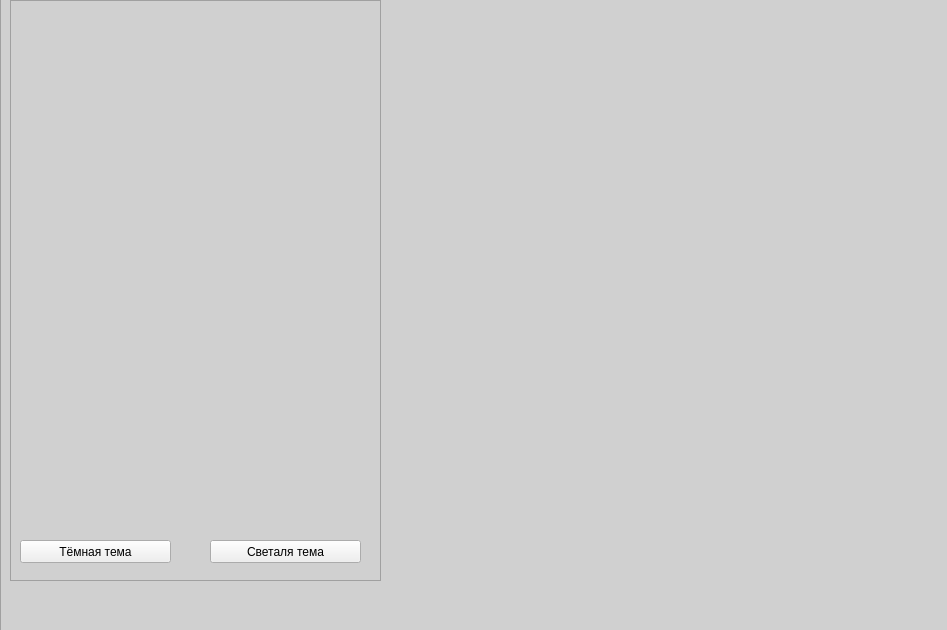
This is mainWindow.ui in taishakutenn/TTbank as Qt 5 draws it before an edit. The edited form follows.
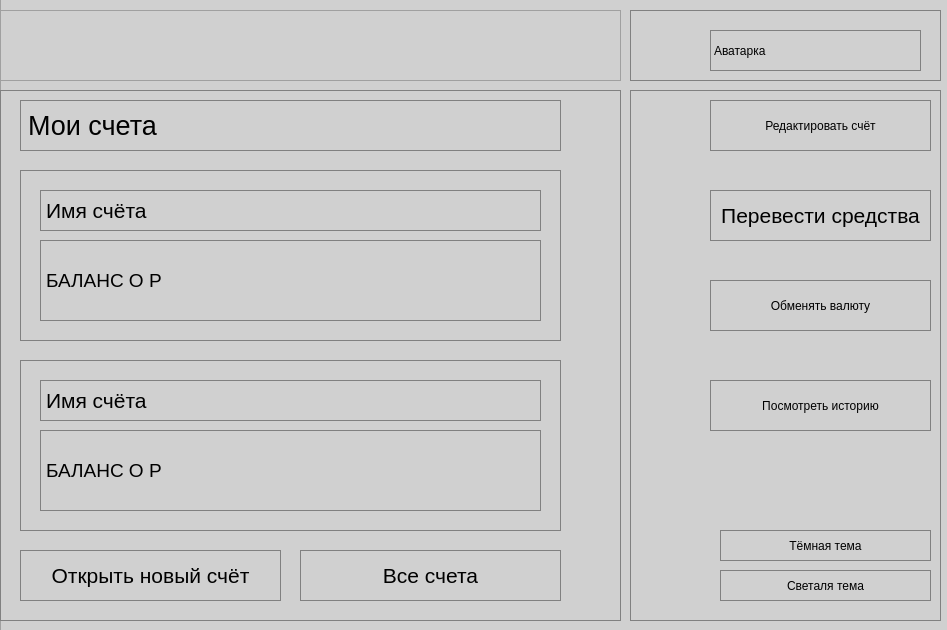
This is the edited form. Icons and pictures are not drawn.

Commit message: Сделал оформление основного окна приложения

The edit to the form file:
```diff
--- a/mainWindow.ui
+++ b/mainWindow.ui
@@ -22,6 +22,11 @@
     <height>630</height>
    </size>
   </property>
+  <property name="font">
+   <font>
+    <pointsize>16</pointsize>
+   </font>
+  </property>
   <property name="windowTitle">
    <string>MainWindow</string>
   </property>
@@ -39,11 +44,16 @@
     <property name="geometry">
      <rect>
       <x>0</x>
-      <y>-20</y>
+      <y>-10</y>
       <width>951</width>
       <height>651</height>
      </rect>
     </property>
+    <property name="font">
+     <font>
+      <pointsize>13</pointsize>
+     </font>
+    </property>
     <property name="styleSheet">
      <string notr="true"/>
     </property>
@@ -56,10 +66,10 @@
     <widget class="QWidget" name="verticalLayoutWidget">
      <property name="geometry">
       <rect>
-       <x>10</x>
+       <x>0</x>
        <y>20</y>
-       <width>371</width>
-       <height>581</height>
+       <width>621</width>
+       <height>71</height>
       </rect>
      </property>
      <layout class="QVBoxLayout" name="verticalLayout">
@@ -95,7 +105,7 @@
           <rect>
            <x>60</x>
            <y>20</y>
-           <width>301</width>
+           <width>521</width>
            <height>31</height>
           </rect>
          </property>
@@ -108,42 +118,329 @@
           <string/>
          </property>
         </widget>
-        <widget class="QPushButton" name="blackThemeButton">
-         <property name="geometry">
-          <rect>
-           <x>10</x>
-           <y>540</y>
-           <width>151</width>
-           <height>23</height>
-          </rect>
-         </property>
-         <property name="styleSheet">
-          <string notr="true"/>
-         </property>
-         <property name="text">
-          <string>Тёмная тема</string>
-         </property>
-        </widget>
-        <widget class="QPushButton" name="whiteThemeButton">
-         <property name="geometry">
-          <rect>
-           <x>200</x>
-           <y>540</y>
-           <width>151</width>
-           <height>23</height>
-          </rect>
-         </property>
-         <property name="styleSheet">
-          <string notr="true"/>
-         </property>
-         <property name="text">
-          <string>Светаля тема</string>
-         </property>
-        </widget>
        </widget>
       </item>
      </layout>
     </widget>
+    <widget class="QFrame" name="frame_2">
+     <property name="geometry">
+      <rect>
+       <x>0</x>
+       <y>100</y>
+       <width>621</width>
+       <height>531</height>
+      </rect>
+     </property>
+     <property name="styleSheet">
+      <string notr="true">border: 1px solid gray;</string>
+     </property>
+     <property name="frameShape">
+      <enum>QFrame::StyledPanel</enum>
+     </property>
+     <property name="frameShadow">
+      <enum>QFrame::Raised</enum>
+     </property>
+     <widget class="QLabel" name="label">
+      <property name="geometry">
+       <rect>
+        <x>20</x>
+        <y>10</y>
+        <width>541</width>
+        <height>51</height>
+       </rect>
+      </property>
+      <property name="font">
+       <font>
+        <pointsize>20</pointsize>
+        <weight>50</weight>
+        <bold>false</bold>
+       </font>
+      </property>
+      <property name="text">
+       <string>Мои счета</string>
+      </property>
+     </widget>
+     <widget class="QFrame" name="frame_3">
+      <property name="geometry">
+       <rect>
+        <x>20</x>
+        <y>80</y>
+        <width>541</width>
+        <height>171</height>
+       </rect>
+      </property>
+      <property name="frameShape">
+       <enum>QFrame::StyledPanel</enum>
+      </property>
+      <property name="frameShadow">
+       <enum>QFrame::Raised</enum>
+      </property>
+      <widget class="QLabel" name="label_2">
+       <property name="geometry">
+        <rect>
+         <x>20</x>
+         <y>20</y>
+         <width>501</width>
+         <height>41</height>
+        </rect>
+       </property>
+       <property name="font">
+        <font>
+         <pointsize>16</pointsize>
+        </font>
+       </property>
+       <property name="text">
+        <string>Имя счёта</string>
+       </property>
+      </widget>
+      <widget class="QLabel" name="label_5">
+       <property name="geometry">
+        <rect>
+         <x>20</x>
+         <y>70</y>
+         <width>501</width>
+         <height>81</height>
+        </rect>
+       </property>
+       <property name="font">
+        <font>
+         <pointsize>14</pointsize>
+        </font>
+       </property>
+       <property name="text">
+        <string>БАЛАНС О Р</string>
+       </property>
+      </widget>
+     </widget>
+     <widget class="QFrame" name="frame_4">
+      <property name="geometry">
+       <rect>
+        <x>20</x>
+        <y>270</y>
+        <width>541</width>
+        <height>171</height>
+       </rect>
+      </property>
+      <property name="frameShape">
+       <enum>QFrame::StyledPanel</enum>
+      </property>
+      <property name="frameShadow">
+       <enum>QFrame::Raised</enum>
+      </property>
+      <widget class="QLabel" name="label_4">
+       <property name="geometry">
+        <rect>
+         <x>20</x>
+         <y>20</y>
+         <width>501</width>
+         <height>41</height>
+        </rect>
+       </property>
+       <property name="font">
+        <font>
+         <pointsize>16</pointsize>
+        </font>
+       </property>
+       <property name="text">
+        <string>Имя счёта</string>
+       </property>
+      </widget>
+      <widget class="QLabel" name="label_6">
+       <property name="geometry">
+        <rect>
+         <x>20</x>
+         <y>70</y>
+         <width>501</width>
+         <height>81</height>
+        </rect>
+       </property>
+       <property name="font">
+        <font>
+         <pointsize>14</pointsize>
+        </font>
+       </property>
+       <property name="text">
+        <string>БАЛАНС О Р</string>
+       </property>
+      </widget>
+     </widget>
+     <widget class="QPushButton" name="pushButton">
+      <property name="geometry">
+       <rect>
+        <x>20</x>
+        <y>460</y>
+        <width>261</width>
+        <height>51</height>
+       </rect>
+      </property>
+      <property name="font">
+       <font>
+        <pointsize>16</pointsize>
+       </font>
+      </property>
+      <property name="text">
+       <string>Открыть новый счёт</string>
+      </property>
+     </widget>
+     <widget class="QPushButton" name="pushButton_2">
+      <property name="geometry">
+       <rect>
+        <x>300</x>
+        <y>460</y>
+        <width>261</width>
+        <height>51</height>
+       </rect>
+      </property>
+      <property name="font">
+       <font>
+        <pointsize>16</pointsize>
+       </font>
+      </property>
+      <property name="text">
+       <string>Все счета</string>
+      </property>
+     </widget>
+    </widget>
+    <widget class="QFrame" name="frame_5">
+     <property name="geometry">
+      <rect>
+       <x>630</x>
+       <y>100</y>
+       <width>311</width>
+       <height>531</height>
+      </rect>
+     </property>
+     <property name="styleSheet">
+      <string notr="true">border: 1px solid gray;</string>
+     </property>
+     <property name="frameShape">
+      <enum>QFrame::StyledPanel</enum>
+     </property>
+     <property name="frameShadow">
+      <enum>QFrame::Raised</enum>
+     </property>
+     <widget class="QPushButton" name="pushButton_3">
+      <property name="geometry">
+       <rect>
+        <x>80</x>
+        <y>190</y>
+        <width>221</width>
+        <height>51</height>
+       </rect>
+      </property>
+      <property name="text">
+       <string>Обменять валюту</string>
+      </property>
+     </widget>
+     <widget class="QPushButton" name="pushButton_4">
+      <property name="geometry">
+       <rect>
+        <x>80</x>
+        <y>10</y>
+        <width>221</width>
+        <height>51</height>
+       </rect>
+      </property>
+      <property name="text">
+       <string>Редактировать счёт</string>
+      </property>
+     </widget>
+     <widget class="QPushButton" name="pushButton_9">
+      <property name="geometry">
+       <rect>
+        <x>80</x>
+        <y>100</y>
+        <width>221</width>
+        <height>51</height>
+       </rect>
+      </property>
+      <property name="font">
+       <font>
+        <pointsize>16</pointsize>
+       </font>
+      </property>
+      <property name="text">
+       <string>Перевести средства</string>
+      </property>
+     </widget>
+     <widget class="QPushButton" name="pushButton_7">
+      <property name="geometry">
+       <rect>
+        <x>80</x>
+        <y>290</y>
+        <width>221</width>
+        <height>51</height>
+       </rect>
+      </property>
+      <property name="text">
+       <string>Посмотреть историю</string>
+      </property>
+     </widget>
+     <widget class="QPushButton" name="blackThemeButton">
+      <property name="geometry">
+       <rect>
+        <x>90</x>
+        <y>440</y>
+        <width>211</width>
+        <height>31</height>
+       </rect>
+      </property>
+      <property name="styleSheet">
+       <string notr="true"/>
+      </property>
+      <property name="text">
+       <string>Тёмная тема</string>
+      </property>
+     </widget>
+     <widget class="QPushButton" name="whiteThemeButton">
+      <property name="geometry">
+       <rect>
+        <x>90</x>
+        <y>480</y>
+        <width>211</width>
+        <height>31</height>
+       </rect>
+      </property>
+      <property name="styleSheet">
+       <string notr="true"/>
+      </property>
+      <property name="text">
+       <string>Светаля тема</string>
+      </property>
+     </widget>
+    </widget>
+    <widget class="QFrame" name="frame_6">
+     <property name="geometry">
+      <rect>
+       <x>630</x>
+       <y>20</y>
+       <width>311</width>
+       <height>71</height>
+      </rect>
+     </property>
+     <property name="styleSheet">
+      <string notr="true">border: 1px solid gray;</string>
+     </property>
+     <property name="frameShape">
+      <enum>QFrame::StyledPanel</enum>
+     </property>
+     <property name="frameShadow">
+      <enum>QFrame::Raised</enum>
+     </property>
+     <widget class="QLabel" name="label_7">
+      <property name="geometry">
+       <rect>
+        <x>80</x>
+        <y>20</y>
+        <width>211</width>
+        <height>41</height>
+       </rect>
+      </property>
+      <property name="text">
+       <string>Аватарка</string>
+      </property>
+     </widget>
+    </widget>
    </widget>
   </widget>
  </widget>
```
The commit also changes 1 other file.
